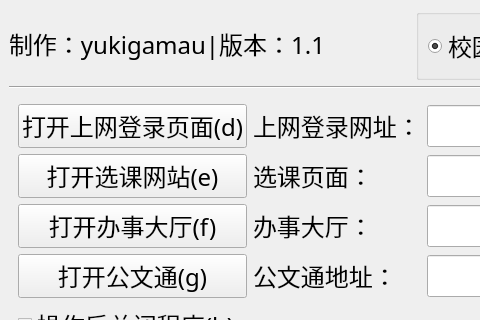
The window that mainwindow.ui (yukigamau/fakeCmd) describes before a commit, drawn with Qt 5; both pictures show x 0 to 480 and y 0 to 320 of the 876 by 784 pixel window.
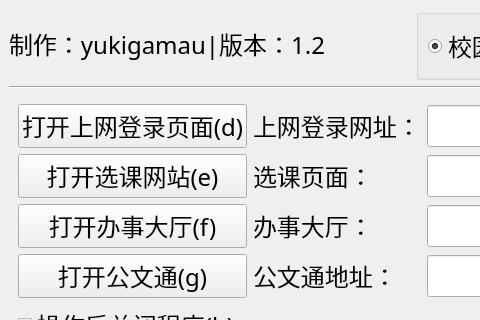
The same window after the commit.

```diff
--- a/mainwindow.ui
+++ b/mainwindow.ui
@@ -47,7 +47,7 @@
          </sizepolicy>
         </property>
         <property name="text">
-         <string>制作：yukigamau|版本：1.1</string>
+         <string>制作：yukigamau|版本：1.2</string>
         </property>
        </widget>
       </item>
```
